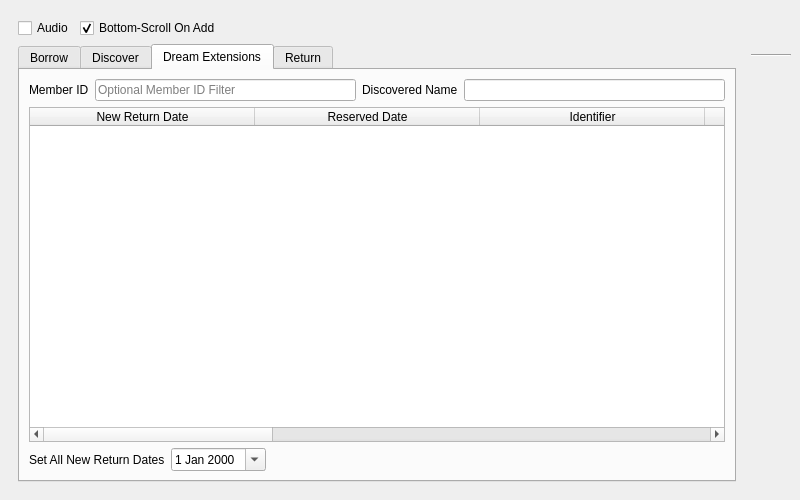
The window that UI/biblioteq_batch_activities_browser.ui (textbrowser/biblioteq) describes before a commit, drawn with Qt 5.
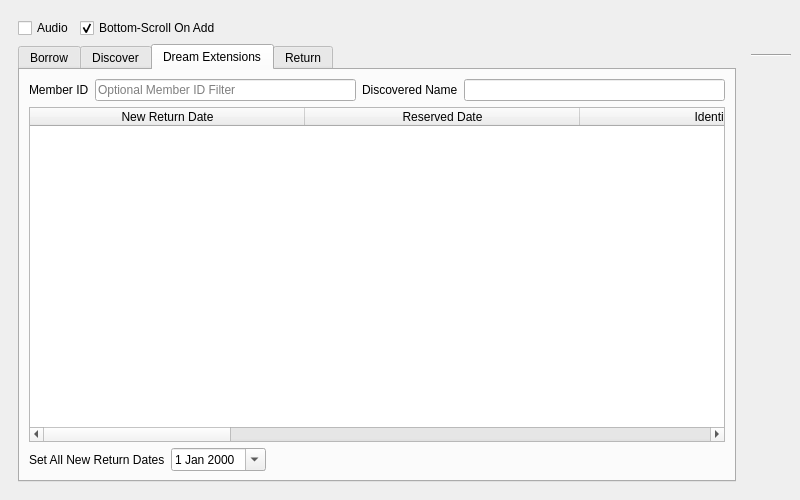
The same window after the commit. The open tabs and pages were chosen to show the change. Icons and pictures are not drawn.

The edit to the form file:
```diff
--- a/UI/biblioteq_batch_activities_browser.ui
+++ b/UI/biblioteq_batch_activities_browser.ui
@@ -558,7 +558,7 @@
               <number>225</number>
              </attribute>
              <attribute name="horizontalHeaderDefaultSectionSize">
-              <number>225</number>
+              <number>275</number>
              </attribute>
              <attribute name="horizontalHeaderStretchLastSection">
               <bool>true</bool>
```
